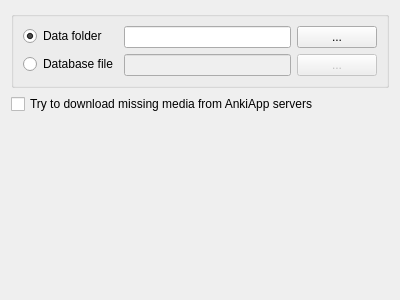
Before: the Qt Designer form designer/ankiapp.ui in abdnh/anki-copycat-importer, drawn with Qt 5.
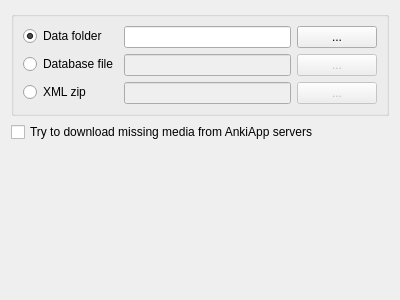
After: the same form once the commit is applied.

Diff of the .ui file:
```diff
--- a/designer/ankiapp.ui
+++ b/designer/ankiapp.ui
@@ -97,6 +97,34 @@
         </item>
        </layout>
       </item>
+      <item row="2" column="1">
+       <layout class="QHBoxLayout" name="horizontalLayout_3">
+        <item>
+         <widget class="QLineEdit" name="xml_zip">
+          <property name="enabled">
+           <bool>false</bool>
+          </property>
+         </widget>
+        </item>
+        <item>
+         <widget class="QPushButton" name="choose_xml_zip">
+          <property name="enabled">
+           <bool>false</bool>
+          </property>
+          <property name="text">
+           <string>...</string>
+          </property>
+         </widget>
+        </item>
+       </layout>
+      </item>
+      <item row="2" column="0">
+       <widget class="QRadioButton" name="xml_zip_checkbox">
+        <property name="text">
+         <string>XML zip</string>
+        </property>
+       </widget>
+      </item>
      </layout>
     </widget>
    </item>
```
